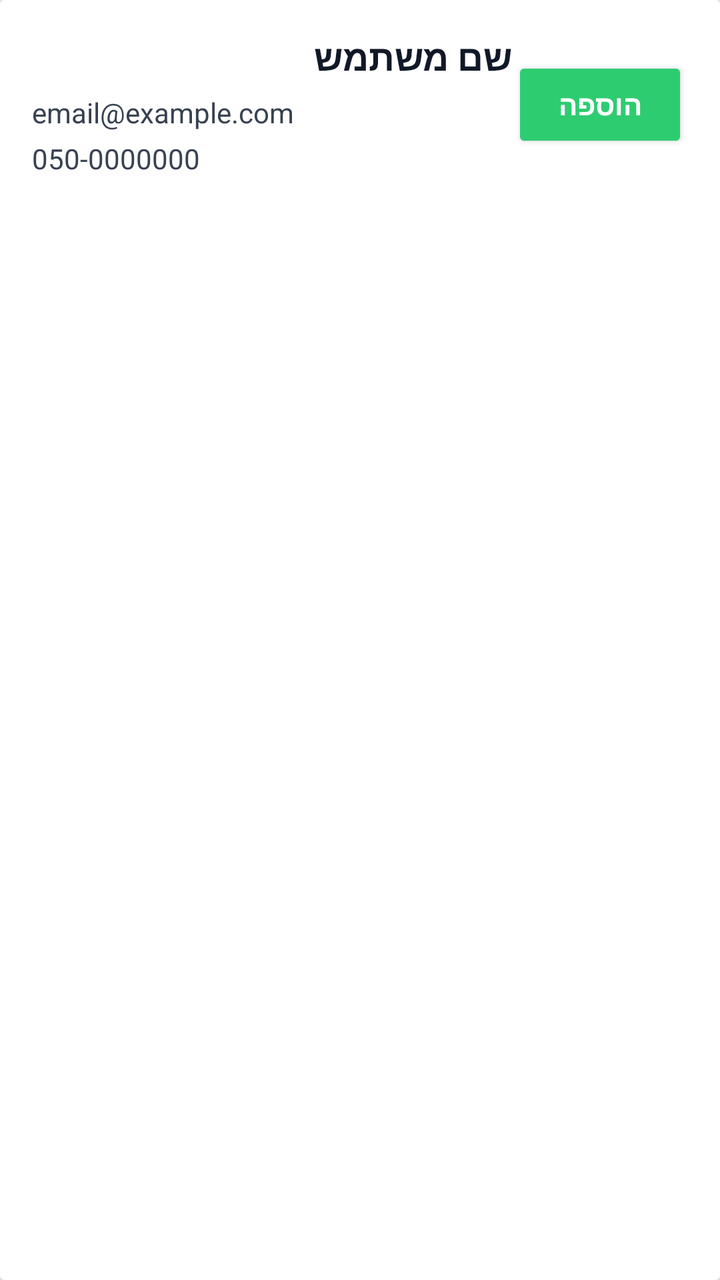
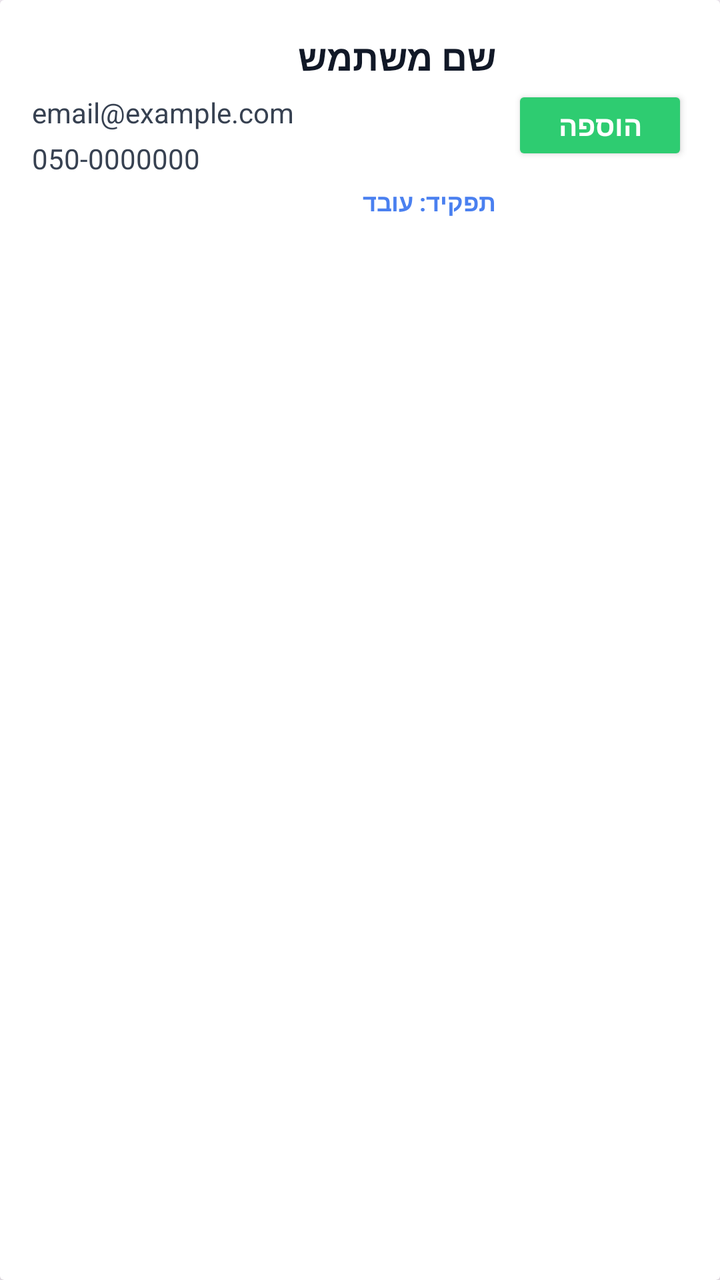

An Android layout rendered at two revisions. The XML below is the earlier revision; the diff shows what the commit changed to produce the second picture.
<!-- AndroidManifest.xml: application theme Theme.MyApplication -->
<!-- res/layout/item_user.xml -->
<?xml version="1.0" encoding="utf-8"?>
<androidx.cardview.widget.CardView xmlns:android="http://schemas.android.com/apk/res/android"
    xmlns:app="http://schemas.android.com/app/res-auto"
    android:layout_width="match_parent"
    android:layout_height="wrap_content"
    android:layout_marginTop="10dp"
    app:cardCornerRadius="16dp"
    app:cardElevation="2dp"
    app:cardUseCompatPadding="true">

    <RelativeLayout
        android:layout_width="match_parent"
        android:layout_height="wrap_content"
        android:padding="16dp"
        android:layoutDirection="rtl">

        <LinearLayout
            android:id="@+id/textContainer"
            android:layout_width="wrap_content"
            android:layout_height="wrap_content"
            android:layout_alignParentStart="true"
            android:layout_toStartOf="@id/btnAddToShift"
            android:orientation="vertical">

            <TextView
                android:id="@+id/tvName"
                android:layout_width="match_parent"
                android:layout_height="wrap_content"
                android:text="שם משתמש"
                android:textColor="#111827"
                android:textSize="18sp"
                android:textStyle="bold" />

            <TextView
                android:id="@+id/tvEmail"
                android:layout_width="match_parent"
                android:layout_height="wrap_content"
                android:layout_marginTop="6dp"
                android:text="email@example.com"
                android:textColor="#374151"
                android:textSize="14sp" />

            <TextView
                android:id="@+id/tvPhone"
                android:layout_width="match_parent"
                android:layout_height="wrap_content"
                android:layout_marginTop="4dp"
                android:text="050-0000000"
                android:textColor="#374151"
                android:textSize="14sp" />

        </LinearLayout>

        <Button
            android:id="@+id/btnAddToShift"
            android:layout_width="wrap_content"
            android:layout_height="wrap_content"
            android:layout_alignParentEnd="true"
            android:layout_centerVertical="true"
            android:backgroundTint="#2ECC71"
            android:text="הוספה"
            android:textColor="@android:color/white"
            android:textStyle="bold" />

    </RelativeLayout>

</androidx.cardview.widget.CardView>
<!-- resources referenced by this layout -->
<resources>
  <style name="Theme.MyApplication" parent="Theme.Material3.DayNight.NoActionBar">
          
          <item name="colorPrimary">#4A80F0</item>
          <item name="colorPrimaryContainer">#DDE7FF</item>
      </style>
</resources>

<!-- the commit's change to res/layout/item_user.xml (unified diff, before → after) -->
@@ -4,8 +4,10 @@
     android:layout_width="match_parent"
     android:layout_height="wrap_content"
     android:layout_marginTop="10dp"
+    android:layout_marginHorizontal="16dp"
     app:cardCornerRadius="16dp"
     app:cardElevation="2dp"
+    app:cardBackgroundColor="@android:color/white"
     app:cardUseCompatPadding="true">
 
     <RelativeLayout
@@ -14,12 +16,26 @@
         android:padding="16dp"
         android:layoutDirection="rtl">
 
+        <Button
+            android:id="@+id/btnAddToShift"
+            android:layout_width="wrap_content"
+            android:layout_height="wrap_content"
+            android:layout_alignParentEnd="true"
+            android:layout_centerVertical="true"
+            android:backgroundTint="#2ECC71"
+            android:text="הוספה"
+            android:textColor="@android:color/white"
+            android:textStyle="bold"
+            android:minHeight="40dp"
+            android:paddingHorizontal="12dp" />
+
         <LinearLayout
             android:id="@+id/textContainer"
-            android:layout_width="wrap_content"
+            android:layout_width="match_parent"
             android:layout_height="wrap_content"
             android:layout_alignParentStart="true"
             android:layout_toStartOf="@id/btnAddToShift"
+            android:layout_marginEnd="8dp"
             android:orientation="vertical">
 
             <TextView
@@ -49,18 +65,17 @@
                 android:textColor="#374151"
                 android:textSize="14sp" />
 
+            <TextView
+                android:id="@+id/tvRole"
+                android:layout_width="match_parent"
+                android:layout_height="wrap_content"
+                android:layout_marginTop="4dp"
+                android:text="תפקיד: עובד"
+                android:textColor="#4A80F0"
+                android:textStyle="bold"
+                android:textSize="12sp" />
+
         </LinearLayout>
-
-        <Button
-            android:id="@+id/btnAddToShift"
-            android:layout_width="wrap_content"
-            android:layout_height="wrap_content"
-            android:layout_alignParentEnd="true"
-            android:layout_centerVertical="true"
-            android:backgroundTint="#2ECC71"
-            android:text="הוספה"
-            android:textColor="@android:color/white"
-            android:textStyle="bold" />
 
     </RelativeLayout>
 
